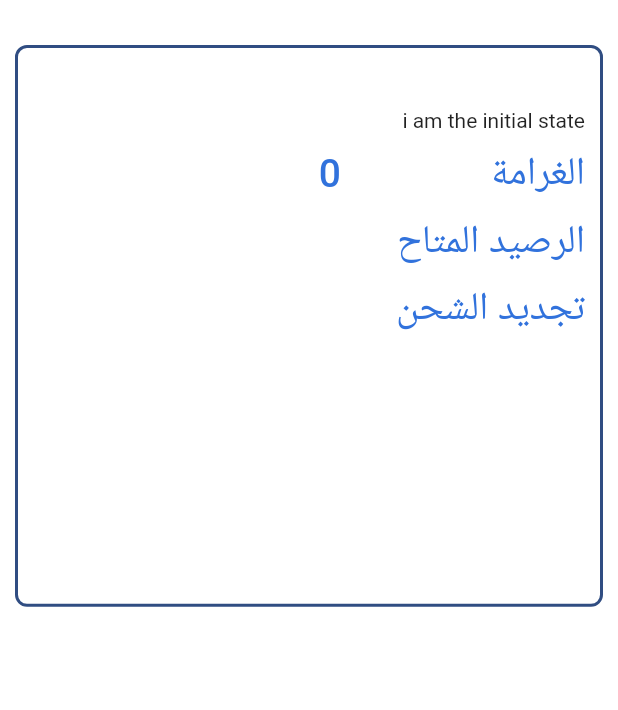
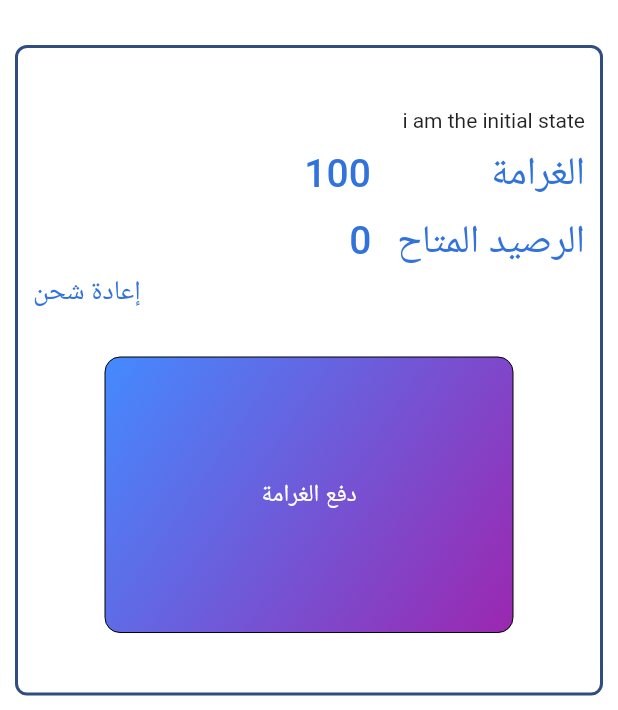
Before and after one commit to omar11698/highway_gates, a Flutter app: the BillingScreen screen opened by its route, on a phone screen of 412 x 824 dp, the part 526-1236 px from its top. Run offline on Flutter 3.47's test engine with Material 2 defaults, Android fonts, the phone set to English and light mode, and no system bars; our stand-ins replace bloc, camera, cloud_firestore, dartz, date_time_picker, equatable and 7 more; missing offline and left inert: datepicker_dropdown; accounts and stored records are empty.

```diff
--- a/lib/Core/MultiBlocProvidersList/MultiBlocProvidersList.dart
+++ b/lib/Core/MultiBlocProvidersList/MultiBlocProvidersList.dart
@@ -1,5 +1,6 @@
 import 'package:flutter/cupertino.dart';
 import 'package:flutter_bloc/flutter_bloc.dart';
+import 'package:highway_gates/Traffic_Contraventions_feature/presentation/manager/balance_bloc/balance_bloc.dart';
 
 import '../../Authentication_feature/presentation/manager/first_screen_bloc/first_screen_bloc.dart';
 import '../../Authentication_feature/presentation/manager/login_screen_bloc/login_screen_bloc.dart';
@@ -24,6 +25,9 @@ class MultiBlocProvidersList{
       BlocProvider(
         create: (context) => VehicleIdBloc(),
       ),
+     BlocProvider(
+        create: (context) => BalanceBloc(),
+      ),
     ];
 
   }
--- a/lib/Core/constants/strings.dart
+++ b/lib/Core/constants/strings.dart
@@ -17,12 +17,12 @@ const String strAlreadyHaveAccount="Already have an account?";
 
 /// vehicle id  screen
 const String strVehicleId="أدخل البيانات";
-const String strVehicleIdPlate= "ادخل رقم لوحة المركبة";
-const String strNationalId="ادخل رقم البطاقة";
+const String strVehicleIdPlate= " رقم لوحة المركبة";
+const String strNationalId=" الرقم القومي";
 
 
 /// billing Screen
 const String strHistory="التاريخ";
 const String strContravention='الغرامة';
 const String strAvailableBalance="الرصيد المتاح";
-const String strCheckOut='تجديد الشحن';
+const String strCheckOut='إعادة شحن';
--- /dev/null
+++ b/lib/Traffic_Contraventions_feature/presentation/manager/balance_bloc/balance_event.dart
@@ -0,0 +1,9 @@
+part of 'balance_bloc.dart';
+
+@immutable
+abstract class BalanceEvent {}
+class PayWithBalanceEvent extends BalanceEvent{
+  final String balance;
+  PayWithBalanceEvent({required this.balance});
+
+}
--- /dev/null
+++ b/lib/Traffic_Contraventions_feature/presentation/manager/balance_bloc/balance_state.dart
@@ -0,0 +1,13 @@
+part of 'balance_bloc.dart';
+
+@immutable
+abstract class BalanceState {}
+
+class BalanceInitial extends BalanceState {}
+class CalculatingBalance extends BalanceState{}
+class BalanceCalculationSuccess extends BalanceState {
+  final String balance;
+
+  BalanceCalculationSuccess({required this.balance,});
+}
+class BalanceCalculationFailed extends BalanceState {}
--- a/lib/Traffic_Contraventions_feature/presentation/pages/billing_screen.dart
+++ b/lib/Traffic_Contraventions_feature/presentation/pages/billing_screen.dart
@@ -5,23 +5,37 @@ import 'package:flutter/material.dart';
 import 'package:flutter_bloc/flutter_bloc.dart';
 import 'package:flutter_svg/svg.dart';
 import 'package:highway_gates/Core/router/navigation_router.dart';
+import 'package:highway_gates/Traffic_Contraventions_feature/presentation/manager/balance_bloc/balance_bloc.dart';
+import 'package:highway_gates/Traffic_Contraventions_feature/presentation/manager/balance_bloc/balance_bloc.dart';
 import 'package:highway_gates/Traffic_Contraventions_feature/presentation/manager/vehicle_id_bloc/vehicle_id_bloc.dart';
 
+import '../../../Authentication_feature/presentation/widgets/default_button.dart';
 import '../../../Core/constants/strings.dart';
 import '../../../Core/constants/svg_images.dart';
 
-class BillingScreen extends StatelessWidget {
+class BillingScreen extends StatefulWidget {
    const BillingScreen({super.key});
 
+  @override
+  State<BillingScreen> createState() => _BillingScreenState();
+}
+
+class _BillingScreenState extends State<BillingScreen> {
   // bool   isBeforePickDate=true;
+  var ghrama = 100;
+  var avBalance = 0;
 
   @override
   Widget build(BuildContext context) {
+
     //
     // var listOfNums=[0,50,250,500,0,];
     // var randomNumber=listOfNums[Random().nextInt(listOfNums.length)];
     // String? elgharama=isBeforePickDate?"0":"$randomNumber";
-    var mobileSize = MediaQuery.of(context).size;
+    var mobileSize = MediaQuery
+        .of(context)
+        .size;
+
 
     return Scaffold(
       backgroundColor: Colors.white,
@@ -53,7 +67,7 @@ class BillingScreen extends StatelessWidget {
               const SpaceBetween(),
               const SpaceBetween(),
               Container(
-                height: mobileSize.height / 2.2,
+                height: mobileSize.height / 1.9,
                 padding: const EdgeInsets.all(10),
                 decoration: BoxDecoration(
                     border:
@@ -115,18 +129,19 @@ class BillingScreen extends StatelessWidget {
                     // ),
                     BlocBuilder<VehicleIdBloc, VehicleIdState>(
                       builder: (BuildContext context, state) {
-
                         if (state is VehicleIdSuccess) {
                           return Column(
                             children: [
                               Row(
                                 mainAxisAlignment: MainAxisAlignment.end,
                                 children: [
-                                  Text(state.vehicleId,style: buildTextStyle(),),
+                                  Text(
+                                    state.vehicleId,
+                                    style: buildTextStyle(),
+                                  ),
                                   const SizedBox(
-                                    width: 12,
+                                    width: 35,
                                   ),
-
                                   Text(
                                     'مرحبا بك يا',
                                     style: buildTextStyle(),
@@ -137,15 +152,19 @@ class BillingScreen extends StatelessWidget {
                               Row(
                                 mainAxisAlignment: MainAxisAlignment.end,
                                 children: [
-
-                                  Text(state.nationalId,style: buildTextStyle(),),
+                                  Text(
+                                    state.nationalId,
+                                    style: buildTextStyle(),
+                                  ),
                                   const Expanded(
                                     child: SizedBox(
                                       width: 100,
                                     ),
                                   ),
-                                  Text('الرقم القومي',style: buildTextStyle(),),
-
+                                  Text(
+                                    'الرقم القومي',
+                                    style: buildTextStyle(),
+                                  ),
                                 ],
                               ),
                             ],
@@ -164,19 +183,20 @@ class BillingScreen extends StatelessWidget {
                     Align(
                       alignment: Alignment.centerRight,
                       child: Row(
-                        mainAxisAlignment: MainAxisAlignment.start,
+                        mainAxisAlignment: MainAxisAlignment.end,
                         children: [
-                          const Expanded(
-                              child: SizedBox(
+                          const SizedBox(
                             width: 10,
-                          )),
+                          ),
+
                           Text(
                                 // '$elgharama ',
-                            '0',
+                                "$ghrama",
                                 style: buildTextStyle(),
                               ),
+
                           const SizedBox(
-                            width: 100,
+                            width: 80,
                           ),
                           Text(
                             strContravention,
@@ -186,23 +206,117 @@ class BillingScreen extends StatelessWidget {
                       ),
                     ),
                     const SpaceBetween(),
+                    Row(
+                      mainAxisAlignment: MainAxisAlignment.end,
+                      children: [
+                        // InkWell(
+                        //   onTap: () {
+                        //     Navigator.of(context).pushNamed(paymentRoute);
+                        //   },
+                        //   child: const Text(
+                        //     strCheckOut,
+                        //     style: TextStyle(
+                        //         // Color(0xff3172DC)
+                        //         color: Color(0xff3172DC),
+                        //
+                        //         fontWeight: FontWeight.w300,
+                        //         fontSize: 18,
+                        //     ),
+                        //   ),
+                        // ),
+                        const Expanded(child: SizedBox(width: 85,)),
+                        BlocBuilder<BalanceBloc, BalanceState>(
+                          builder: (context, state) {
+                            if (state is BalanceCalculationSuccess) {
+                               avBalance=int.parse(state.balance);
+                              return Text("${avBalance}",
+                                style: buildTextStyle(),
+                              );
+                            }
+                            return Text(
+                              "0",
+                              style: buildTextStyle(),
+                            );
+                          },
+                        ),
+                        const SizedBox(
+                          width: 17,
+                        ),
                         InkWell(
                           onTap: () {
-                        Navigator.of(context).pushNamed(balanceRoute);
+                            // Navigator.of(context).pushNamed(balanceRoute);
                           },
                           child: Text(
                             strAvailableBalance,
                             style: buildTextStyle(),
                           ),
                         ),
-                    const SpaceBetween(),
-                    InkWell(
+
+                      ],
+                    ),
+                    const SizedBox(height: 5,),
+                    Align(
+                      alignment: Alignment.centerLeft,
+                      child: InkWell(
                         onTap: () {
                           Navigator.of(context).pushNamed(paymentRoute);
                         },
-                      child: Text(
+                        child: const Text(
                           strCheckOut,
-                        style: buildTextStyle(),
+                          style: TextStyle(
+                            // Color(0xff3172DC)
+                            color: Color(0xff3172DC),
+
+                            fontWeight: FontWeight.w300,
+                            fontSize: 18,
+                          ),
+                        ),
+                      ),
+                    ),
+
+                    Expanded(
+                      child: Padding(
+                        padding: const EdgeInsets.symmetric(
+                            horizontal: 48.0, vertical: 30),
+                        child: DefaultButton(
+                            mobileSize: mobileSize,
+                            label: "دفع الغرامة",
+                            onTap: () {
+                              showDialog(
+                                context: context,
+                                builder: (BuildContext context) {
+                                  return AlertDialog(
+                                    title: const Text('Success'),
+                                    icon: const Icon(Icons.done_outline),
+                                    content: const Text(
+                                        'Your operation was successful.'),
+                                    actions: [
+                                      DefaultButton(
+                                        mobileSize: mobileSize,
+                                        label: 'Ok',
+                                        onTap: () {
+                                          Navigator.of(context).pop();
+                                          var calculatedBalance=avBalance-ghrama;
+                                          if(calculatedBalance>=0) {
+                                            context.read<BalanceBloc>().add(
+                                                PayWithBalanceEvent(
+                                                    balance: calculatedBalance
+                                                        .toString(),));
+                                          }
+                                          ghrama=0;
+                                          setState(() {
+
+                                          });
+
+                                        },
+                                      ),
+                                    ],
+                                  );
+                                },
+                              );
+
+                              // Navigator.of(context).pushReplacementNamed(billingRoute);
+                            }),
                       ),
                     ),
                   ],
@@ -215,7 +329,8 @@ class BillingScreen extends StatelessWidget {
     );
   }
 
-  TextStyle buildTextStyle() => const TextStyle(
+  TextStyle buildTextStyle() =>
+      const TextStyle(
           color: Color(0xff3172DC), fontWeight: FontWeight.w500, fontSize: 26);
 
   AppBar _buildAppBar(BuildContext context) {
--- a/lib/Traffic_Contraventions_feature/presentation/pages/vechile_id_screen.dart
+++ b/lib/Traffic_Contraventions_feature/presentation/pages/vechile_id_screen.dart
@@ -95,6 +95,7 @@ class _VehicleIdScreenState extends State<VehicleIdScreen> {
                      const SpaceBetween(),
                       TextFormField(
                         keyboardType: TextInputType.number,
+                        maxLength: 14,
                         validator: (value){
                           if(value==null||value.isEmpty||value.trim().isEmpty||value.length<14){
                             return "  أدخل الرقم القومي مكون من ١٤ رقم"  ;
```
Also changed, not shown: lib/Traffic_Contraventions_feature/presentation/manager/balance_bloc/balance_bloc.dart (added, +32 -0 lines), lib/Traffic_Contraventions_feature/presentation/manager/vehicle_id_bloc/vehicle_id_bloc.dart (+1 -15 lines), lib/Traffic_Contraventions_feature/presentation/pages/balance_screen.dart (+30 -30 lines), lib/Traffic_Contraventions_feature/presentation/pages/payment_screen.dart (+7 -3 lines). Lines whose indentation alone changed are shown as unchanged.
